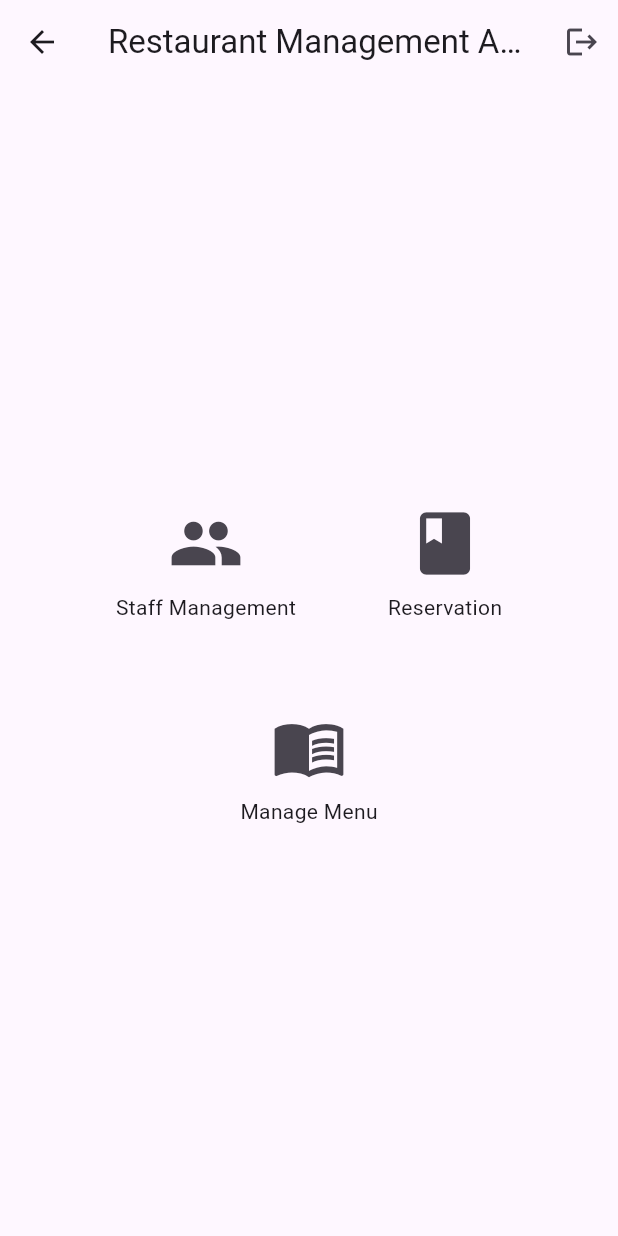
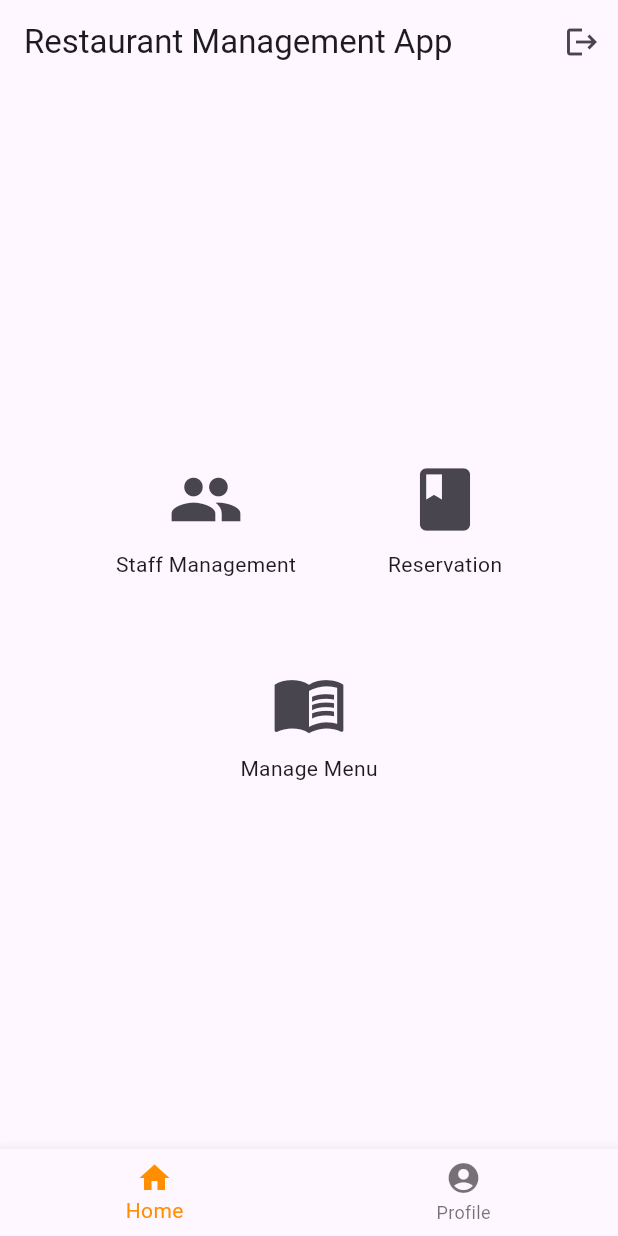
Before and after one commit to shafinach04/FP3-PPB-IUP, a Flutter app: the AdminDashboard screen opened directly, on a phone screen of 412 x 824 dp. Run offline on Flutter 3.47's test engine with Material 3 defaults, Android fonts, the phone set to English and light mode, and no system bars; our stand-ins replace cloud_firestore, firebase_core, firebase_storage, image_picker; accounts and stored records are empty.

```diff
--- a/lib/main.dart
+++ b/lib/main.dart
@@ -19,7 +19,7 @@ class MyApp extends StatelessWidget {
   Widget build(BuildContext context) {
     return const MaterialApp(
       debugShowCheckedModeBanner: false,
-      home: HomePage(),
+      home: AdminDashboard(),
     );
   }
 }
--- a/lib/pages/admin_dashboard.dart
+++ b/lib/pages/admin_dashboard.dart
@@ -2,9 +2,28 @@ import 'package:flutter/material.dart';
 import 'package:ppb_fp/pages/staff_management_page.dart';
 import 'package:ppb_fp/pages/reservation_list_page.dart';
 import 'package:ppb_fp/pages/menu_page.dart';
+import 'package:ppb_fp/pages/profile_page.dart';
 
-class AdminDashboard extends StatelessWidget {
+class AdminDashboard extends StatefulWidget {
   const AdminDashboard({super.key});
+
+  @override
+  _AdminDashboardState createState() => _AdminDashboardState();
+}
+
+class _AdminDashboardState extends State<AdminDashboard> {
+  int _selectedIndex = 0;
+
+  static const List<Widget> _pages = <Widget>[
+    AdminDashboardContent(),
+    ProfilePage(),
+  ];
+
+  void _onItemTapped(int index) {
+    setState(() {
+      _selectedIndex = index;
+    });
+  }
 
   @override
   Widget build(BuildContext context) {
@@ -20,7 +39,32 @@ class AdminDashboard extends StatelessWidget {
           ),
         ],
       ),
-      body: Padding(
+      body: _pages[_selectedIndex],
+      bottomNavigationBar: BottomNavigationBar(
+        items: const <BottomNavigationBarItem>[
+          BottomNavigationBarItem(
+            icon: Icon(Icons.home),
+            label: 'Home',
+          ),
+          BottomNavigationBarItem(
+            icon: Icon(Icons.account_circle),
+            label: 'Profile',
+          ),
+        ],
+        currentIndex: _selectedIndex,
+        selectedItemColor: Colors.amber[800],
+        onTap: _onItemTapped,
+      ),
+    );
+  }
+}
+
+class AdminDashboardContent extends StatelessWidget {
+  const AdminDashboardContent({super.key});
+
+  @override
+  Widget build(BuildContext context) {
+    return Padding(
       padding: const EdgeInsets.all(16.0),
       child: Column(
         mainAxisAlignment: MainAxisAlignment.center,
@@ -75,7 +119,6 @@ class AdminDashboard extends StatelessWidget {
           ),
         ],
       ),
-      ),
     );
   }
 }
```
Also changed, not shown: lib/pages/profile_page.dart (added, +21 -0 lines). Lines whose indentation alone changed are shown as unchanged.
